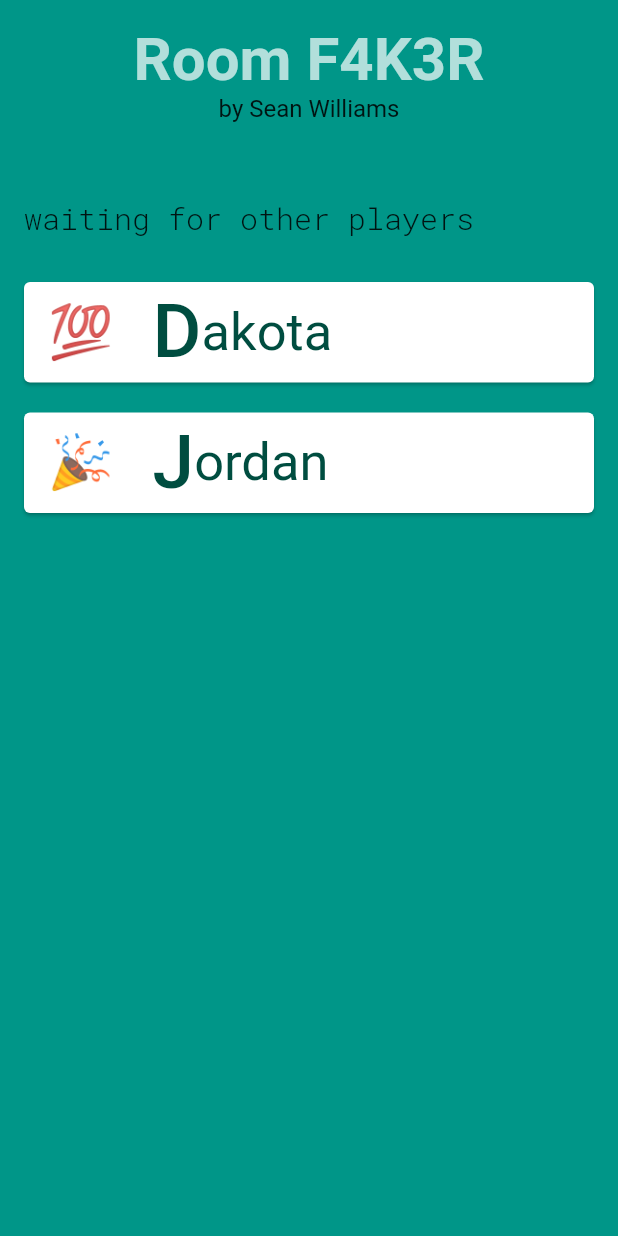
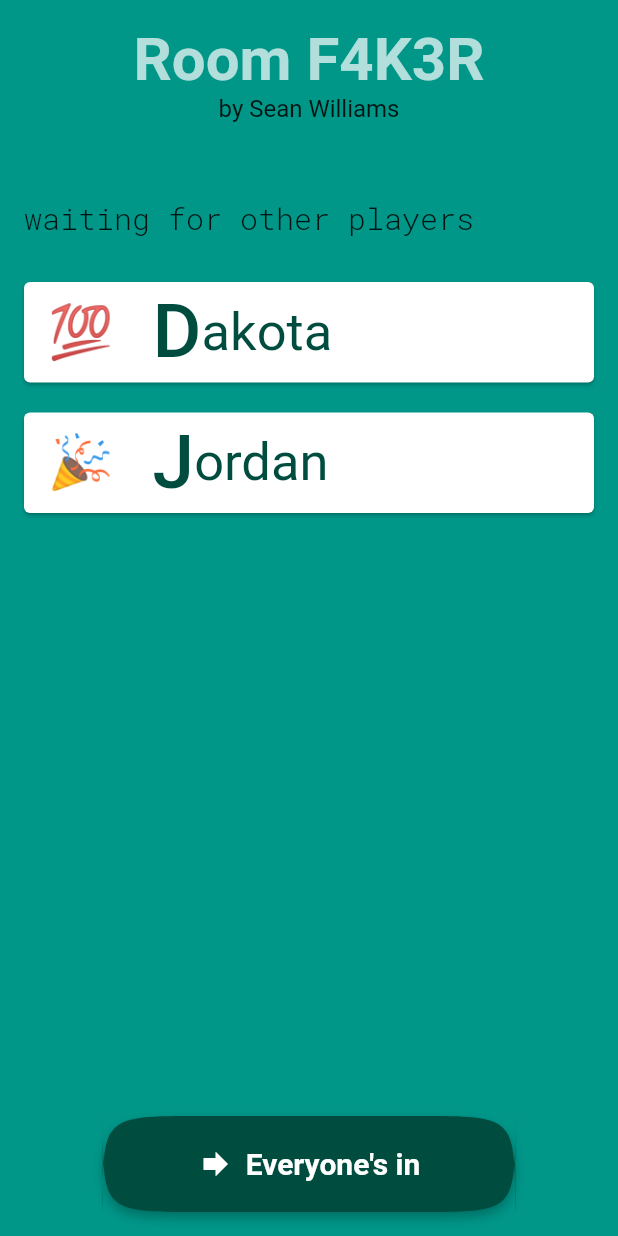
Before and after one commit to paxcodes/dicery_app, a Flutter app: the CreateRoomScreen screen opened by its route, after a tap on "Create Room", on a phone screen of 412 x 824 dp. Run offline on Flutter 3.47's test engine with Material 2 defaults, Android fonts, the phone set to English and light mode, and no system bars; our stand-ins replace animated_text_kit.

Commit message:
:sparkles: Add a button for room owner to click when everyone is in the room

```diff
--- a/lib/screens/create_room.dart
+++ b/lib/screens/create_room.dart
@@ -34,6 +34,9 @@ class CreateRoomScreen extends StatelessWidget {
                   '/lobby',
                   // Clear navigation history
                   (_) => false,
+                  arguments: <String, bool>{
+                    'isOwnedByUser': true,
+                  },
                 );
               },
             )
--- a/lib/screens/join_room.dart
+++ b/lib/screens/join_room.dart
@@ -41,6 +41,9 @@ class JoinRoomScreen extends StatelessWidget {
                   '/lobby',
                   // Clear navigation history
                   (_) => false,
+                  arguments: <String, bool>{
+                    'isOwnedByUser': false,
+                  },
                 );
               },
             )
--- a/lib/screens/lobby.dart
+++ b/lib/screens/lobby.dart
@@ -8,12 +8,10 @@ import 'package:dicery/components/player_card.dart';
 class LobbyScreen extends StatelessWidget {
   @override
   Widget build(BuildContext context) {
-    return Container(
-      padding: EdgeInsets.all(16),
-      color: Theme.of(context).accentColor,
-      child: SafeArea(
-        child: Column(
-          children: <Widget>[
+    Map<String, bool> args = ModalRoute.of(context).settings.arguments;
+    final bool isOwnedByUser = args['isOwnedByUser'];
+
+    List<Widget> children = [
       Text("Room F4K3R",
           style: Theme.of(context).textTheme.headline1.copyWith(
                 fontSize: 40,
@@ -46,7 +44,22 @@ class LobbyScreen extends StatelessWidget {
           ],
         ),
       ),
-          ],
+    ];
+
+    if (isOwnedByUser) {
+      children.add(DiceryIconButton(
+        label: "Everyone's in",
+        onPressed: () {},
+        iconData: Icons.forward,
+      ));
+    }
+
+    return Container(
+      padding: EdgeInsets.all(16),
+      color: Theme.of(context).accentColor,
+      child: SafeArea(
+        child: Column(
+          children: children,
         ),
       ),
     );
```
Lines whose indentation alone changed are shown as unchanged.
